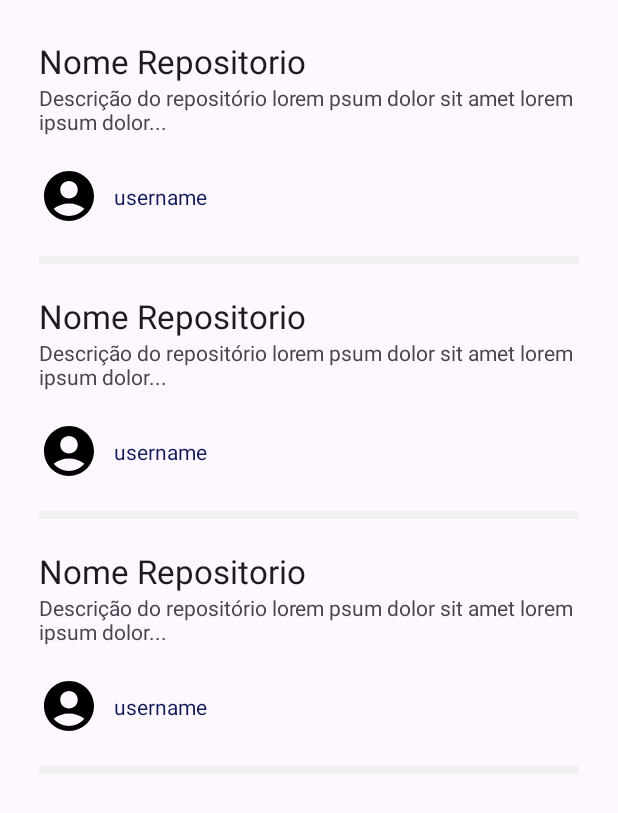
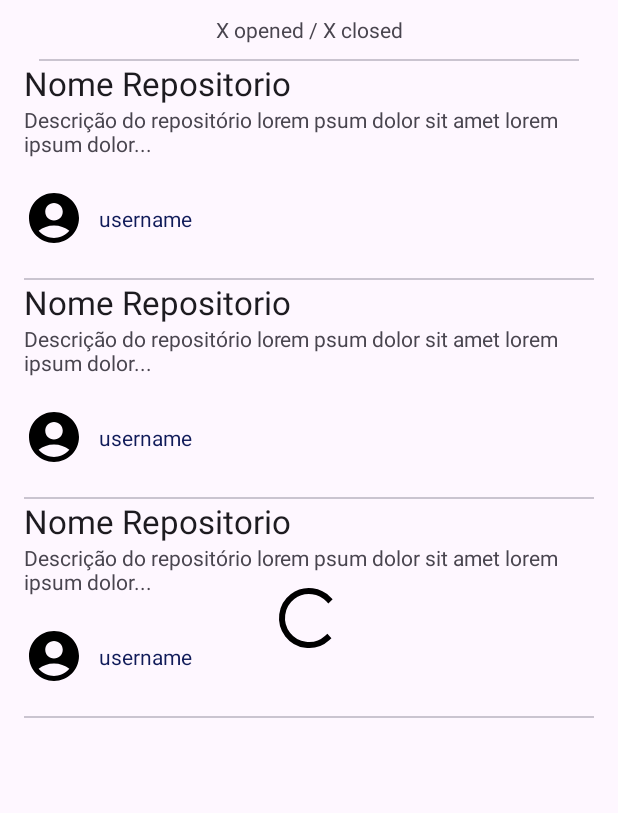
Before and after one commit to welbert6/githublist, an Android app: the layout fragment_pull_request.xml on its own in the app's theme, with its tools: preview values and no code run, on a phone screen of 412 x 824 dp. Shown: the top 813 px of the screen. Run offline under Robolectric (Android 15) with nearby library versions, the phone set to English and light mode, and no system bars.

Commit message:
Adicionando loading na tela de pull request

```diff
--- a/app/src/main/java/com/mrrsoftware/githublist/data/model/PullRequestsResponse.kt
+++ b/app/src/main/java/com/mrrsoftware/githublist/data/model/PullRequestsResponse.kt
@@ -11,7 +11,7 @@ data class PullRequestsResponse(
     @SerializedName("title")
     val title : String,
     @SerializedName("body")
-    val body  : String,
+    val body  : String? = "",
     @SerializedName("user")
     val user : OwnerResponse,
 )
--- a/app/src/main/java/com/mrrsoftware/githublist/data/repository/GitHubRepositoryImpl.kt
+++ b/app/src/main/java/com/mrrsoftware/githublist/data/repository/GitHubRepositoryImpl.kt
@@ -35,7 +35,7 @@ class GitHubRepositoryImpl(private val apiService: GithubService) : GitHubReposi
 
         val listPullRequest = items.map {
             PullRequest(
-                it.id, it.title, it.body, User(it.user.username, "", it.user.avatarUrl)
+                it.id, it.title, it.body ?: "", User(it.user.username, "", it.user.avatarUrl)
             )
         }
 
--- a/app/src/main/java/com/mrrsoftware/githublist/presentation/activity/RepositoriesActivity.kt
+++ b/app/src/main/java/com/mrrsoftware/githublist/presentation/activity/RepositoriesActivity.kt
@@ -13,6 +13,7 @@ import androidx.recyclerview.widget.RecyclerView
 import com.mrrsoftware.githublist.R
 import com.mrrsoftware.githublist.databinding.ActivityRepositoriesBinding
 import com.mrrsoftware.githublist.domain.entity.Repository
+import com.mrrsoftware.githublist.presentation.activity.PullRequestsActivity.Companion.ISSUES
 import com.mrrsoftware.githublist.presentation.activity.PullRequestsActivity.Companion.OWNER
 import com.mrrsoftware.githublist.presentation.activity.PullRequestsActivity.Companion.REPOSITORY
 import com.mrrsoftware.githublist.presentation.adapter.RepositoryAdapter
@@ -56,7 +57,8 @@ class RepositoriesActivity : AppCompatActivity() {
                     .putExtras(
                         bundleOf(
                             REPOSITORY to repository.title,
-                            OWNER to repository.user.userName
+                            OWNER to repository.user.userName,
+                            ISSUES to repository.pullRequestsCount
                         )
                     )
 
--- a/app/src/main/res/layout/fragment_pull_request.xml
+++ b/app/src/main/res/layout/fragment_pull_request.xml
@@ -4,31 +4,59 @@
     xmlns:tools="http://schemas.android.com/tools"
     android:layout_width="match_parent"
     android:layout_height="match_parent"
+    android:paddingStart="16dp"
+    android:paddingEnd="16dp"
     tools:context=".FirstFragment">
 
     <androidx.constraintlayout.widget.ConstraintLayout
         android:id="@+id/loading"
         android:layout_width="0dp"
         android:layout_height="0dp"
+        app:layout_constraintBottom_toBottomOf="parent"
         app:layout_constraintEnd_toEndOf="parent"
-        app:layout_constraintTop_toTopOf="parent"
         app:layout_constraintStart_toStartOf="parent"
-        app:layout_constraintBottom_toBottomOf="parent">
+        app:layout_constraintTop_toTopOf="parent">
+
+
+        <ProgressBar
+            android:layout_width="wrap_content"
+            android:layout_height="wrap_content"
+            app:layout_constraintBottom_toBottomOf="parent"
+            app:layout_constraintEnd_toEndOf="parent"
+            app:layout_constraintStart_toStartOf="parent"
+            app:layout_constraintTop_toTopOf="parent" />
 
     </androidx.constraintlayout.widget.ConstraintLayout>
+
+
+    <TextView
+        android:id="@+id/txtTotalCount"
+        android:layout_width="wrap_content"
+        android:layout_height="wrap_content"
+        android:text="X opened / X closed"
+        android:layout_marginTop="10dp"
+        app:layout_constraintEnd_toEndOf="parent"
+        app:layout_constraintStart_toStartOf="parent"
+        app:layout_constraintTop_toTopOf="parent" />
+
+    <com.google.android.material.divider.MaterialDivider
+        android:id="@+id/divider"
+        android:layout_width="match_parent"
+        android:layout_height="wrap_content"
+        android:layout_margin="10dp"
+        app:layout_constraintTop_toBottomOf="@id/txtTotalCount" />
 
 
     <androidx.recyclerview.widget.RecyclerView
         android:id="@+id/rcPulls"
         android:layout_width="0dp"
         android:layout_height="0dp"
-        android:layout_margin="16dp"
         android:orientation="vertical"
         app:layoutManager="androidx.recyclerview.widget.LinearLayoutManager"
         app:layout_constraintBottom_toBottomOf="parent"
         app:layout_constraintEnd_toEndOf="parent"
         app:layout_constraintStart_toStartOf="parent"
-        app:layout_constraintTop_toTopOf="parent"
+        app:layout_constraintTop_toBottomOf="@id/divider"
         tools:listitem="@layout/item_pull_request" />
 
 </androidx.constraintlayout.widget.ConstraintLayout>
--- a/app/src/main/res/layout/item_pull_request.xml
+++ b/app/src/main/res/layout/item_pull_request.xml
@@ -4,8 +4,7 @@
     xmlns:tools="http://schemas.android.com/tools"
     android:layout_width="match_parent"
     android:layout_height="wrap_content"
-    android:background="@null"
-    android:layout_margin="10dp">
+    android:background="@null">
 
     <TextView
         android:id="@+id/txtTitleNameRepository"
@@ -46,10 +45,9 @@
         app:layout_constraintTop_toBottomOf="@id/txtDescriptionRepository"
         tools:src="@drawable/baseline_account_circle_24" />
 
-    <View
+    <com.google.android.material.divider.MaterialDivider
         android:layout_width="match_parent"
-        android:layout_height="5dp"
+        android:layout_height="wrap_content"
         android:layout_marginTop="20dp"
-        app:layout_constraintTop_toBottomOf="@id/imageViewUserRepository"
-        android:background="#F1F1F1"/>
+        app:layout_constraintTop_toBottomOf="@id/imageViewUserRepository" />
 </androidx.constraintlayout.widget.ConstraintLayout>
--- a/app/src/main/res/values/strings.xml
+++ b/app/src/main/res/values/strings.xml
@@ -3,4 +3,5 @@
 
 
     <string name="error_generico_api">Falha ao consumir a API do Github</string>
+    <string name="message_total_and_opened_issues">%s opened/%s closed</string>
 </resources>
```
Also changed, not shown: app/src/main/java/com/mrrsoftware/githublist/presentation/activity/PullRequestsActivity.kt (+5 -2 lines), app/src/main/java/com/mrrsoftware/githublist/presentation/fragments/PullRequestsFragment.kt (+9 -2 lines).
